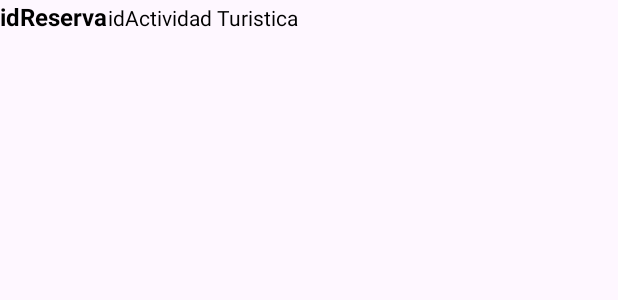
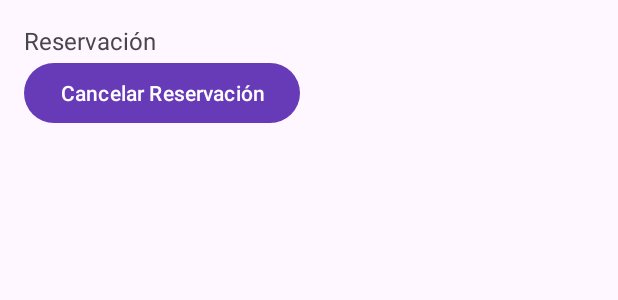
Before and after one commit to FeeerSalinas/Etapa2PDM, an Android app: the layout list_item_reservacion.xml on its own in the app's theme, with its tools: preview values and no code run, on a phone screen of 412 x 824 dp. Shown: the top 300 px of the screen. Run offline under Robolectric (Android 15) with nearby library versions, the phone set to English and light mode, and no system bars.

Commit message:
Realizar Reservaciones funcional

```diff
--- a/app/src/main/res/layout/list_item_reservacion.xml
+++ b/app/src/main/res/layout/list_item_reservacion.xml
@@ -1,23 +1,21 @@
 <?xml version="1.0" encoding="utf-8"?>
 <LinearLayout xmlns:android="http://schemas.android.com/apk/res/android"
-             android:layout_width="match_parent"
-             android:layout_height="match_parent">
+    android:layout_width="match_parent"
+    android:layout_height="wrap_content"
+    android:orientation="vertical"
+    android:padding="16dp">
 
     <TextView
-        android:id="@+id/textViewIdReserva"
+        android:id="@+id/textViewReservacion"
         android:layout_width="wrap_content"
         android:layout_height="wrap_content"
-        android:textSize="16sp"
-        android:textStyle="bold"
-        android:text="idReserva"
-        android:textColor="@android:color/black" />
+        android:text="Reservación"
+        android:textSize="16sp" />
 
-    <TextView
-        android:id="@+id/textViewIdActividad"
+    <Button
+        android:id="@+id/btnCancelarReservacion"
         android:layout_width="wrap_content"
         android:layout_height="wrap_content"
-        android:textSize="14sp"
-        android:text="idActividad Turistica"
-        android:textColor="@android:color/black" />
+        android:text="Cancelar Reservación" />
 
 </LinearLayout>
```
Also changed, not shown: app/src/main/java/com/example/pdmlugaresturisticos/DetallesReservaciones.kt (+6 -12 lines), app/src/main/java/com/example/pdmlugaresturisticos/ViewActividadesTuristicas.kt (+43 -9 lines), app/src/main/java/com/example/pdmlugaresturisticos/adapter/ReservacionesListAdapter.kt (+13 -23 lines), app/src/main/java/com/example/pdmlugaresturisticos/helper/DataBaseHelper.kt (+12 -3 lines).
